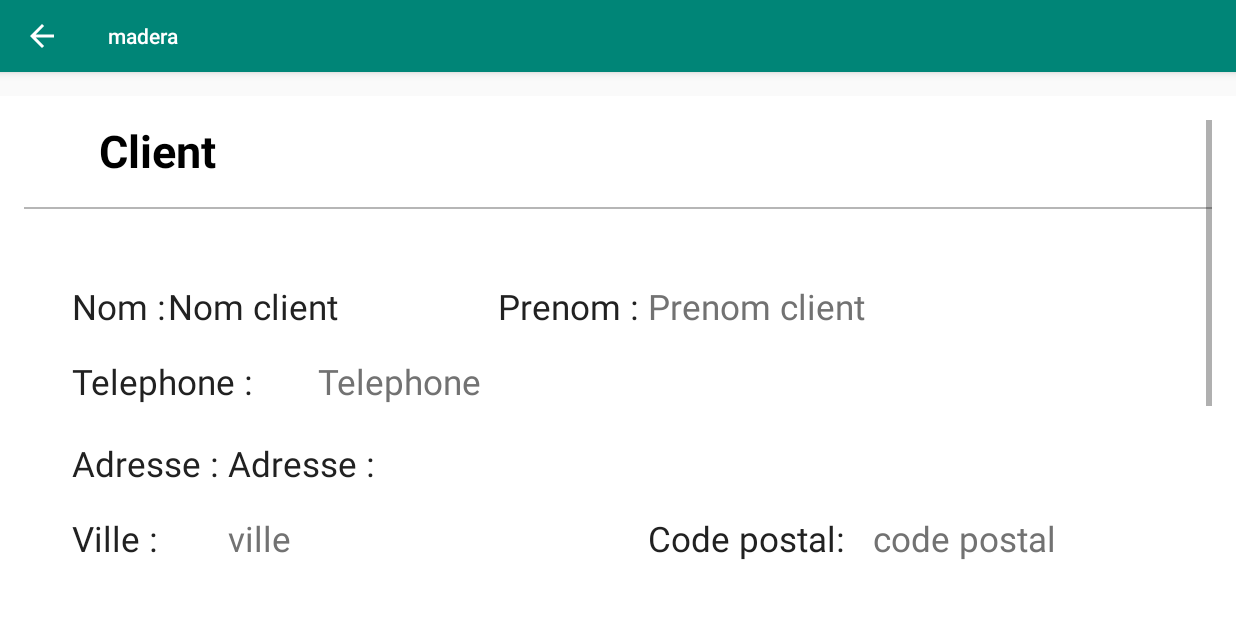
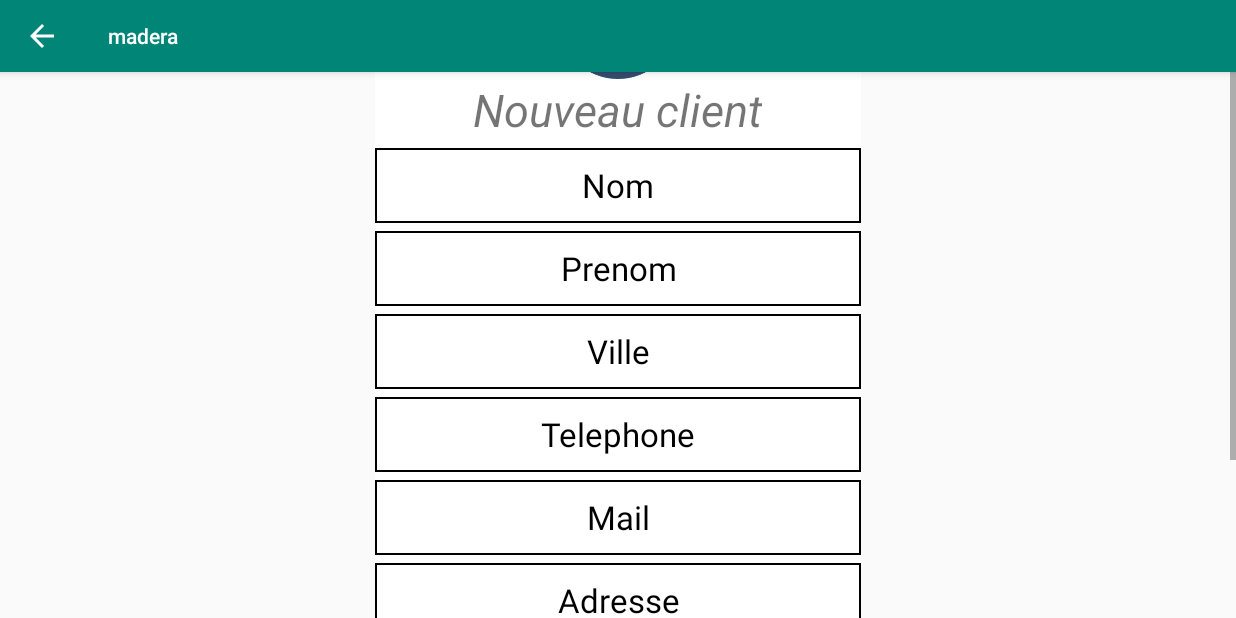
Before and after one commit to MaderaEquipe/AndroidApp, an Android app: the MenuActivity screen opened directly, with no data from a screen before it, after a tap on an icon or button, on a phone screen of 824 x 412 dp (held sideways). Run offline under Robolectric (Android 15) with nearby library versions, the phone set to English and light mode, and no system bars; 1 other tap on this screen came first.

Commit message:
new client

```diff
--- a/app/src/main/AndroidManifest.xml
+++ b/app/src/main/AndroidManifest.xml
@@ -35,6 +35,16 @@
             <meta-data
                 android:name="android.support.PARENT_ACTIVITY"
                 android:value=".ListeClients" />
+        </activity>
+        <activity
+            android:name=".NouveauClient"
+            android:parentActivityName=".MenuActivity"
+            android:screenOrientation="landscape">
+
+            <!-- Parent activity meta-data to support Android 4.0 and lower -->
+            <meta-data
+                android:name="android.support.PARENT_ACTIVITY"
+                android:value=".NouveauClient" />
         </activity>
         <activity android:name=".ProjectsList" />
         <activity
--- a/app/src/main/java/com/reinc/madera/ClientDetails.java
+++ b/app/src/main/java/com/reinc/madera/ClientDetails.java
@@ -351,9 +351,8 @@ public class ClientDetails extends AppCompatActivity {
             }
         }
     };
-}
 
-  /*  public void delete(){
+    public void delete(){
         FileDownloader myFd = new FileDownloader(ClientDetails.this) {
             @Override
             protected void onPostExecute(String result) {
@@ -366,15 +365,12 @@ public class ClientDetails extends AppCompatActivity {
         myFd.addVariable("IdClient", clientId);
         //myFd.addVariable( "IdClient", ((EditText) findViewById(R.id.NNom)).getText().toString());
 
-        myFd.execute("http://www.e-manager.fr/api/client");
+        myFd.execute("https://api-madera.herokuapp.com/api/clients/");
         Toast.makeText(this, "Le client à bien été supprime", Toast.LENGTH_SHORT).show();
-                Intent intent = new Intent (ClientDetails.this, ListeClient.class);
-                intent.putExtra(CLIENT_ID, String.valueOf(clientId));
-                startActivity(intent);
+        Intent intent = new Intent (ClientDetails.this, ListeClients.class);
+        intent.putExtra(CLIENT_ID, String.valueOf(clientId));
+        startActivity(intent);
 
     }
+
 }
-
-
-
-*/
--- a/app/src/main/java/com/reinc/madera/MenuActivity.java
+++ b/app/src/main/java/com/reinc/madera/MenuActivity.java
@@ -71,7 +71,7 @@ public class MenuActivity extends AppCompatActivity {
         );
         newClient.setOnClickListener(new View.OnClickListener() {
                                           public void onClick(View v) {
-                                              Intent intent = new Intent(MenuActivity.this, ClientDetails.class);
+                                              Intent intent = new Intent(MenuActivity.this, NouveauClient.class);
                                               startActivity(intent);
                                           }
                                       }
--- /dev/null
+++ b/app/src/main/java/com/reinc/madera/NouveauClient.java
@@ -0,0 +1,68 @@
+package com.reinc.madera;
+
+import android.content.Intent;
+import android.location.Location;
+import android.os.Bundle;
+import android.util.Log;
+import android.view.View;
+import android.widget.Button;
+import android.widget.EditText;
+import android.widget.Toast;
+
+import androidx.appcompat.app.AppCompatActivity;
+
+public class NouveauClient extends AppCompatActivity {
+    Button btnN;
+    EditText edNom, edPrenom, edAdresse, edCodeP, edVille, edTel, edMail, edSociete;
+
+
+    private Location mLocation;
+
+
+    @Override
+    protected void onCreate(Bundle savedInstanceState) {
+        super.onCreate(savedInstanceState);
+        setContentView(R.layout.activity_nouveau_client);
+
+
+        btnN = (Button) findViewById(R.id.btnN);
+        edNom = (EditText) findViewById(R.id.NNom);
+        edPrenom = (EditText) findViewById(R.id.NPrenom);
+        edAdresse = (EditText) findViewById(R.id.NAdresse);
+        edCodeP = (EditText) findViewById(R.id.NCodeP);
+        edVille = (EditText) findViewById(R.id.NVille);
+        edTel = (EditText) findViewById(R.id.NTel);
+        edMail = (EditText) findViewById(R.id.NMail);
+
+    }
+
+    public void sendPostData(View view) {
+
+        FileDownloader myFd = new FileDownloader(NouveauClient.this) {
+            @Override
+            protected void onPostExecute(String result) {
+                super.onPostExecute(result);
+
+                Toast.makeText(NouveauClient.this, result, Toast.LENGTH_LONG).show();
+            }
+        };
+        myFd.setMethod("POST");
+
+        myFd.addVariable( "nomClient", ((EditText) findViewById(R.id.NNom)).getText().toString());
+        myFd.addVariable( "prenomClient", ((EditText) findViewById(R.id.NPrenom)).getText().toString());
+        myFd.addVariable( "adresseClient", ((EditText) findViewById(R.id.NAdresse)).getText().toString());
+        myFd.addVariable( "cpClient", ((EditText) findViewById(R.id.NCodeP)).getText().toString());
+        myFd.addVariable( "villeClient", ((EditText) findViewById(R.id.NVille)).getText().toString());
+        myFd.addVariable("emailClient", ((EditText) findViewById(R.id.NMail)).getText().toString());
+        myFd.addVariable( "telClient", ((EditText) findViewById(R.id.NTel)).getText().toString());
+        Log.i("XXXXXXXXXXXXXXXXXXXXXXXXXXXXXXXXXXX", String.valueOf(myFd));
+        myFd.execute("https://api-madera.herokuapp.com/api/clients");
+
+        Intent intent = new Intent(NouveauClient.this, ListeClients.class);
+        Toast.makeText(NouveauClient.this,
+                "Client ajouté", Toast.LENGTH_SHORT).show();
+        startActivity(intent);
+    }
+
+
+}
--- /dev/null
+++ b/app/src/main/res/layout/activity_nouveau_client.xml
@@ -0,0 +1,168 @@
+<?xml version="1.0" encoding="utf-8"?>
+<ScrollView xmlns:android="http://schemas.android.com/apk/res/android"
+    android:orientation="horizontal" android:layout_width="match_parent"
+    xmlns:app="http://schemas.android.com/apk/res-auto"
+    xmlns:tools="http://schemas.android.com/tools"
+    android:layout_height="match_parent"
+    tools:context="com.reinc.madera.NouveauClient"
+    android:layout_gravity="center"
+    >
+
+
+    <LinearLayout
+        android:layout_gravity="center"
+        android:layout_width="324dp"
+        android:layout_height="wrap_content"
+        android:gravity="center"
+        android:background="#fff"
+        android:orientation="vertical"
+        android:weightSum="1">
+        <LinearLayout
+            android:layout_width="match_parent"
+            android:layout_height="75dp"
+            android:orientation="horizontal"></LinearLayout>
+
+        <ImageView
+            android:id="@+id/imageView"
+            android:layout_width="match_parent"
+            android:layout_height="77dp"
+            android:layout_centerHorizontal="true"
+            android:src="@drawable/editrond" />
+        <TextView
+            android:layout_width="wrap_content"
+            android:layout_marginBottom="5dp"
+            android:layout_height="wrap_content"
+            android:textSize="30dp"
+            android:textStyle="italic"
+            android:text="Nouveau client"/>
+        <EditText
+            android:id="@+id/NNom"
+            android:textAlignment="center"
+            android:layout_width="match_parent"
+            android:layout_height="50dp"
+            android:background="@drawable/border"
+            android:hint="Nom"
+            android:paddingLeft="10dp"
+            android:textColorHint="#000"
+            android:textSize="22dp" />
+
+
+        <LinearLayout
+            android:layout_width="match_parent"
+            android:layout_height="5dp"
+            android:orientation="horizontal"></LinearLayout>
+
+        <EditText
+            android:id="@+id/NPrenom"
+            android:layout_width="match_parent"
+            android:layout_height="50dp"
+            android:background="@drawable/border"
+            android:hint="Prenom"
+            android:paddingLeft="10dp"
+            android:textAlignment="center"
+            android:textColorHint="#000"
+            android:textSize="22dp" />
+
+        <LinearLayout
+            android:layout_width="match_parent"
+            android:layout_height="5dp"
+            android:orientation="horizontal"></LinearLayout>
+
+
+        <EditText
+            android:id="@+id/NVille"
+            android:layout_width="match_parent"
+            android:layout_height="50dp"
+            android:background="@drawable/border"
+            android:hint="Ville"
+            android:textAlignment="center"
+            android:paddingLeft="10dp"
+            android:textColorHint="#000"
+            android:textSize="22dp" />
+
+
+        <LinearLayout
+            android:layout_width="match_parent"
+            android:layout_height="5dp"
+            android:orientation="horizontal"></LinearLayout>
+
+        <EditText
+            android:id="@+id/NTel"
+            android:layout_width="match_parent"
+            android:inputType="number"
+            android:textAlignment="center"
+            android:layout_height="50dp"
+            android:background="@drawable/border"
+            android:hint="Telephone"
+            android:paddingLeft="10dp"
+            android:textColorHint="#000"
+            android:textSize="22dp" />
+
+        <LinearLayout
+            android:layout_width="match_parent"
+            android:layout_height="5dp"
+            android:orientation="horizontal"></LinearLayout>
+
+        <EditText
+            android:id="@+id/NMail"
+            android:inputType="textEmailAddress"
+            android:layout_width="match_parent"
+            android:layout_height="50dp"
+            android:textAlignment="center"
+            android:background="@drawable/border"
+            android:hint="Mail"
+            android:paddingLeft="10dp"
+            android:textColorHint="#000"
+            android:textSize="22dp" />
+
+        <LinearLayout
+            android:layout_width="match_parent"
+            android:layout_height="5dp"
+            android:orientation="horizontal"></LinearLayout>
+
+        <EditText
+            android:id="@+id/NAdresse"
+            android:textAlignment="center"
+            android:layout_width="match_parent"
+            android:layout_height="50dp"
+            android:background="@drawable/border"
+            android:hint="Adresse"
+            android:paddingLeft="10dp"
+            android:textColorHint="#000"
+            android:textSize="22dp" />
+
+        <LinearLayout
+            android:layout_width="match_parent"
+            android:layout_height="5dp"
+            android:orientation="horizontal"></LinearLayout>
+
+        <EditText
+            android:id="@+id/NCodeP"
+            android:inputType="number"
+            android:textAlignment="center"
+            android:layout_width="match_parent"
+            android:layout_height="50dp"
+            android:background="@drawable/border"
+            android:hint="Code Postale"
+            android:paddingLeft="10dp"
+            android:textColorHint="#000"
+            android:textSize="22dp" />
+
+
+
+        <Button
+            android:id="@+id/btnN"
+            android:layout_width="match_parent"
+            android:layout_height="50dp"
+            android:layout_marginTop="30dp"
+            android:background="@drawable/border"
+            android:onClick="sendPostData"
+            android:text="Envoyer"
+            android:textAllCaps="false" />
+
+
+
+    </LinearLayout>
+
+
+</ScrollView>
```
